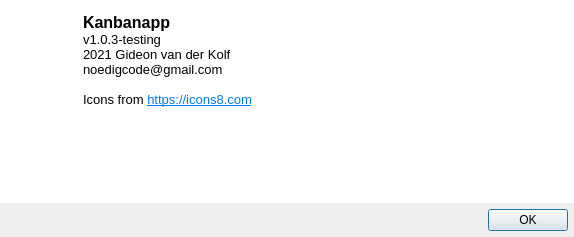
Qt form src/aboutdialog.ui (noedigcode/Kanbanapp) before a commit.
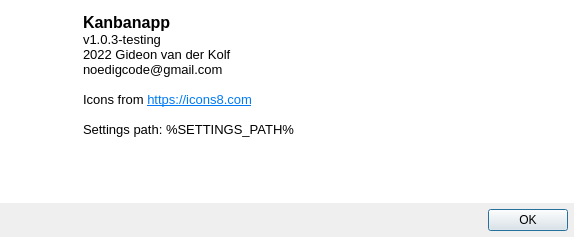
The same form after that commit. Icons and pictures are not drawn.

Commit message: Update readme marketing talk and year; Tweak about dialog text.

The edit to the form file:
```diff
--- a/src/aboutdialog.ui
+++ b/src/aboutdialog.ui
@@ -94,13 +94,15 @@
          <string>&lt;!DOCTYPE HTML PUBLIC &quot;-//W3C//DTD HTML 4.0//EN&quot; &quot;http://www.w3.org/TR/REC-html40/strict.dtd&quot;&gt;
 &lt;html&gt;&lt;head&gt;&lt;meta name=&quot;qrichtext&quot; content=&quot;1&quot; /&gt;&lt;style type=&quot;text/css&quot;&gt;
 p, li { white-space: pre-wrap; }
-&lt;/style&gt;&lt;/head&gt;&lt;body style=&quot; font-family:'Ubuntu'; font-size:10pt; font-weight:400; font-style:normal;&quot;&gt;
-&lt;p style=&quot; margin-top:0px; margin-bottom:0px; margin-left:0px; margin-right:0px; -qt-block-indent:0; text-indent:0px;&quot;&gt;&lt;span style=&quot; font-family:'MS Shell Dlg 2'; font-size:12pt; font-weight:600;&quot;&gt;Kanbanapp&lt;/span&gt;&lt;/p&gt;
-&lt;p style=&quot; margin-top:0px; margin-bottom:0px; margin-left:0px; margin-right:0px; -qt-block-indent:0; text-indent:0px;&quot;&gt;&lt;span style=&quot; font-family:'MS Shell Dlg 2';&quot;&gt;v1.0.3-testing&lt;/span&gt;&lt;/p&gt;
-&lt;p style=&quot; margin-top:0px; margin-bottom:0px; margin-left:0px; margin-right:0px; -qt-block-indent:0; text-indent:0px;&quot;&gt;&lt;span style=&quot; font-family:'MS Shell Dlg 2';&quot;&gt;2021 Gideon van der Kolf&lt;/span&gt;&lt;/p&gt;
-&lt;p style=&quot; margin-top:0px; margin-bottom:0px; margin-left:0px; margin-right:0px; -qt-block-indent:0; text-indent:0px;&quot;&gt;&lt;span style=&quot; font-family:'MS Shell Dlg 2';&quot;&gt;noedigcode@gmail.com&lt;/span&gt;&lt;/p&gt;
-&lt;p style=&quot;-qt-paragraph-type:empty; margin-top:0px; margin-bottom:0px; margin-left:0px; margin-right:0px; -qt-block-indent:0; text-indent:0px; font-family:'MS Shell Dlg 2';&quot;&gt;&lt;br /&gt;&lt;/p&gt;
-&lt;p style=&quot; margin-top:0px; margin-bottom:0px; margin-left:0px; margin-right:0px; -qt-block-indent:0; text-indent:0px;&quot;&gt;&lt;span style=&quot; font-family:'MS Shell Dlg 2';&quot;&gt;Icons from &lt;/span&gt;&lt;a href=&quot;https://icons8.com&quot;&gt;&lt;span style=&quot; text-decoration: underline; color:#007af4;&quot;&gt;https://icons8.com&lt;/span&gt;&lt;/a&gt;&lt;/p&gt;&lt;/body&gt;&lt;/html&gt;</string>
+&lt;/style&gt;&lt;/head&gt;&lt;body style=&quot; font-family:'MS Shell Dlg 2'; font-size:8.25pt; font-weight:400; font-style:normal;&quot;&gt;
+&lt;p style=&quot; margin-top:0px; margin-bottom:0px; margin-left:0px; margin-right:0px; -qt-block-indent:0; text-indent:0px;&quot;&gt;&lt;span style=&quot; font-size:12pt; font-weight:600;&quot;&gt;Kanbanapp&lt;/span&gt;&lt;/p&gt;
+&lt;p style=&quot; margin-top:0px; margin-bottom:0px; margin-left:0px; margin-right:0px; -qt-block-indent:0; text-indent:0px;&quot;&gt;&lt;span style=&quot; font-size:10pt;&quot;&gt;v1.0.3-testing&lt;/span&gt;&lt;/p&gt;
+&lt;p style=&quot; margin-top:0px; margin-bottom:0px; margin-left:0px; margin-right:0px; -qt-block-indent:0; text-indent:0px;&quot;&gt;&lt;span style=&quot; font-size:10pt;&quot;&gt;2022 Gideon van der Kolf&lt;/span&gt;&lt;/p&gt;
+&lt;p style=&quot; margin-top:0px; margin-bottom:0px; margin-left:0px; margin-right:0px; -qt-block-indent:0; text-indent:0px;&quot;&gt;&lt;span style=&quot; font-size:10pt;&quot;&gt;noedigcode@gmail.com&lt;/span&gt;&lt;/p&gt;
+&lt;p style=&quot;-qt-paragraph-type:empty; margin-top:0px; margin-bottom:0px; margin-left:0px; margin-right:0px; -qt-block-indent:0; text-indent:0px; font-size:10pt;&quot;&gt;&lt;br /&gt;&lt;/p&gt;
+&lt;p style=&quot; margin-top:0px; margin-bottom:0px; margin-left:0px; margin-right:0px; -qt-block-indent:0; text-indent:0px;&quot;&gt;&lt;span style=&quot; font-size:10pt;&quot;&gt;Icons from &lt;/span&gt;&lt;a href=&quot;https://icons8.com&quot;&gt;&lt;span style=&quot; font-family:'Ubuntu'; font-size:10pt; text-decoration: underline; color:#007af4;&quot;&gt;https://icons8.com&lt;/span&gt;&lt;/a&gt;&lt;/p&gt;
+&lt;p style=&quot;-qt-paragraph-type:empty; margin-top:0px; margin-bottom:0px; margin-left:0px; margin-right:0px; -qt-block-indent:0; text-indent:0px; font-family:'Ubuntu'; font-size:10pt; text-decoration: underline; color:#007af4;&quot;&gt;&lt;br /&gt;&lt;/p&gt;
+&lt;p style=&quot; margin-top:0px; margin-bottom:0px; margin-left:0px; margin-right:0px; -qt-block-indent:0; text-indent:0px;&quot;&gt;&lt;span style=&quot; font-size:10pt;&quot;&gt;Settings path: %SETTINGS_PATH%&lt;/span&gt;&lt;/p&gt;&lt;/body&gt;&lt;/html&gt;</string>
         </property>
         <property name="openExternalLinks">
          <bool>true</bool>
```
The commit also changes 2 other files.
